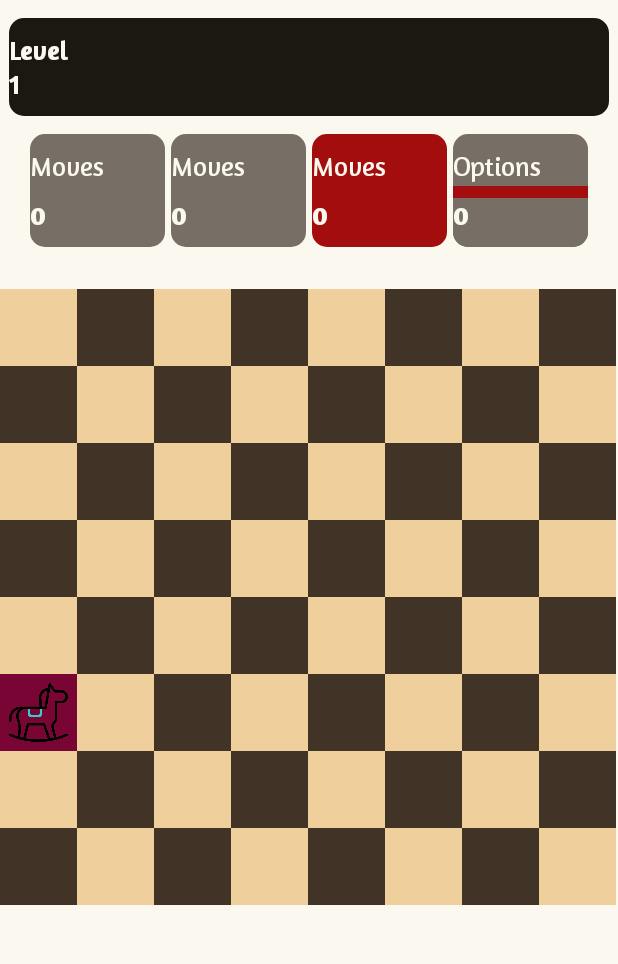
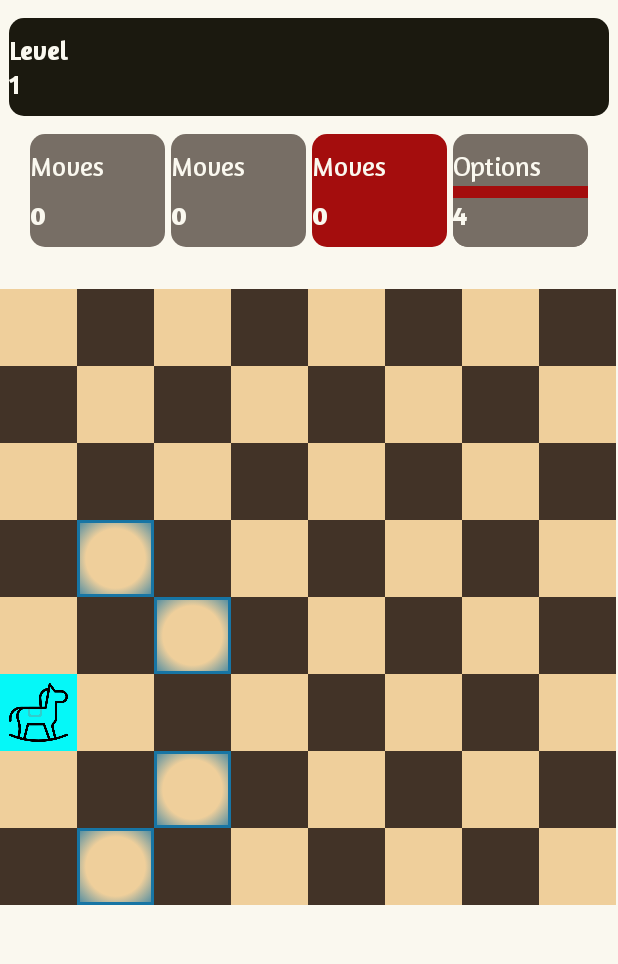
Before and after one commit to juanjo95/horse-game-kotlin, an Android app: the MainActivity screen opened directly, with no data from a screen before it, on a phone screen of 412 x 824 dp, the part 216-1180 px from its top. Run offline under Robolectric (Android 15) with nearby library versions, the phone set to English and light mode, and no system bars.

Commit message:
feat 🚀: Control de Opciones

```diff
--- a/app/src/main/java/com/androidavanzadotutorial/horsegame/MainActivity.kt
+++ b/app/src/main/java/com/androidavanzadotutorial/horsegame/MainActivity.kt
@@ -9,12 +9,17 @@ import android.view.View
 import android.widget.ImageView
 import android.widget.LinearLayout
 import android.widget.TableRow
+import android.widget.TextView
 import androidx.core.content.ContextCompat
 
 class MainActivity : AppCompatActivity() {
 
     private var cellSelected_x = 0
     private var cellSelected_y = 0
+
+    private var options = 0
+    private var nameColorBlack = "black_cell"
+    private var nameColorWhite = "white_cell"
 
     private lateinit var board:Array<IntArray>
 
@@ -75,15 +80,42 @@ class MainActivity : AppCompatActivity() {
     private fun selectCell(x:Int,y:Int){
 
         this.board[x][y] = 1
-        pintHorseCell(this.cellSelected_x,this.cellSelected_y,"previus_cell")
+        paintHorseCell(this.cellSelected_x,this.cellSelected_y,"previus_cell")
 
         this.cellSelected_x = x
         this.cellSelected_y = y
 
-        pintHorseCell(x,y,"selected_cell")
+        this.clearOptions()
+
+        paintHorseCell(x,y,"selected_cell")
+        this.checkOption(x,y)
     }
 
-    private fun pintHorseCell(x:Int,y:Int,color:String){
+    private fun clearOptions(){
+        for (i in 0..7){
+            for (j in 0..7){
+                if(this.board[i][j] == 9 || this.board[i][j] == 2){
+                    if(this.board[i][j] == 9) this.board[i][j] = 0
+                    this.clearOption(i,j)
+                }
+            }
+        }
+    }
+
+    private fun clearOption(x:Int,y:Int){
+        var iv:ImageView = findViewById(resources.getIdentifier("c$x$y","id",packageName))
+        if(this.checkColorCell(x,y).equals("black")){
+            iv.setBackgroundColor(ContextCompat.getColor(this,resources.getIdentifier(nameColorBlack,"color",packageName)))
+        }else{
+            iv.setBackgroundColor(ContextCompat.getColor(this,resources.getIdentifier(nameColorWhite,"color",packageName)))
+        }
+
+        if(this.board[x][y] == 1){
+            iv.setBackgroundColor(ContextCompat.getColor(this,resources.getIdentifier("previus_cell","color",packageName)))
+        }
+    }
+
+    private fun paintHorseCell(x:Int,y:Int,color:String){
         var iv:ImageView = findViewById(resources.getIdentifier("c$x$y","id",packageName))
         iv.setBackgroundColor(ContextCompat.getColor(this, resources.getIdentifier(color,"color",packageName)))
         iv.setImageResource(R.drawable.horse)
@@ -134,4 +166,53 @@ class MainActivity : AppCompatActivity() {
 
         if(checkTrue) this.selectCell(x,y)
     }
+
+    private fun checkOption(x:Int, y:Int){
+        this.options = 0
+
+        this.checkMove(x,y,1,2)   // check move right - top long
+        this.checkMove(x,y,2,1)   // check move right long - top
+        this.checkMove(x,y,1,-2)  // check move right - bottom long
+        this.checkMove(x,y,2,-1)  // check move right long - bottom
+        this.checkMove(x,y,-1,2)  // check move left - top long
+        this.checkMove(x,y,-2,1)  // check move left long - top
+        this.checkMove(x,y,-1,-2) // check move left - bottom long
+        this.checkMove(x,y,-2,-1) // check move left long - bottom
+
+        var tvOptionsData:TextView = findViewById(R.id.tvOptionsData)
+        tvOptionsData.text = options.toString()
+    }
+
+    private fun checkMove(x:Int, y: Int, mov_x:Int, mov_y:Int){
+        var option_x = x + mov_x
+        var option_y = y + mov_y
+
+        if(option_x < 8 && option_y < 8 && option_x >= 0 && option_y >= 0){
+            if(this.board[option_x][option_y] == 0 || this.board[option_x][option_y] == 2){
+                this.options++
+                this.paintOptions(option_x,option_y)
+                this.board[option_x][option_y] = 9
+            }
+        }
+    }
+
+    private fun paintOptions(x:Int, y:Int){
+        var iv:ImageView = findViewById(resources.getIdentifier("c$x$y","id",packageName))
+        if(this.checkColorCell(x,y).equals("black")) iv.setBackgroundResource(R.drawable.option_black)
+        else iv.setBackgroundResource(R.drawable.option_white)
+    }
+
+    private fun checkColorCell(x:Int, y:Int):String{
+        var color = ""
+        var blackColumn_x = arrayOf(0,2,4,6)
+        var blackRow_x = arrayOf(1,3,5,7)
+
+        if(blackColumn_x.contains(x) && blackColumn_x.contains(y) || blackRow_x.contains(x) && blackRow_x.contains(y)){
+            color = "black"
+        }else{
+            color = "white"
+        }
+        return color
+    }
+
 }
--- /dev/null
+++ b/app/src/main/res/drawable/option_black.xml
@@ -0,0 +1,14 @@
+<?xml version="1.0" encoding="utf-8"?>
+<selector xmlns:android="http://schemas.android.com/apk/res/android">
+    <item>
+        <shape android:shape="rectangle">
+            <stroke android:width="2dp" android:color="@color/enabled_cell" />
+            <gradient
+                android:type="radial"
+                android:gradientRadius="70%"
+                android:startColor="@color/black_cell"
+                android:centerColor="@color/black_cell"
+                android:endColor="@color/enabled_cell"/>
+        </shape>
+    </item>
+</selector>
--- /dev/null
+++ b/app/src/main/res/drawable/option_white.xml
@@ -0,0 +1,14 @@
+<?xml version="1.0" encoding="utf-8"?>
+<selector xmlns:android="http://schemas.android.com/apk/res/android">
+    <item>
+        <shape android:shape="rectangle">
+            <stroke android:width="2dp" android:color="@color/enabled_cell" />
+            <gradient
+                android:type="radial"
+                android:gradientRadius="80%"
+                android:startColor="@color/white_cell"
+                android:centerColor="@color/white_cell"
+                android:endColor="@color/enabled_cell"/>
+        </shape>
+    </item>
+</selector>
--- a/app/src/main/res/values/colors.xml
+++ b/app/src/main/res/values/colors.xml
@@ -18,7 +18,7 @@
     <color name="contrast_data">#A40D0D</color>
     <color name="contrast_data_premium">#17711B</color>
 
-    <color name="selected_cell">#780533</color>
+    <color name="selected_cell">#05F8F8</color>
     <color name="previus_cell">#FFA500</color>
     <color name="enabled_cell">#1775A4</color>
 
```
